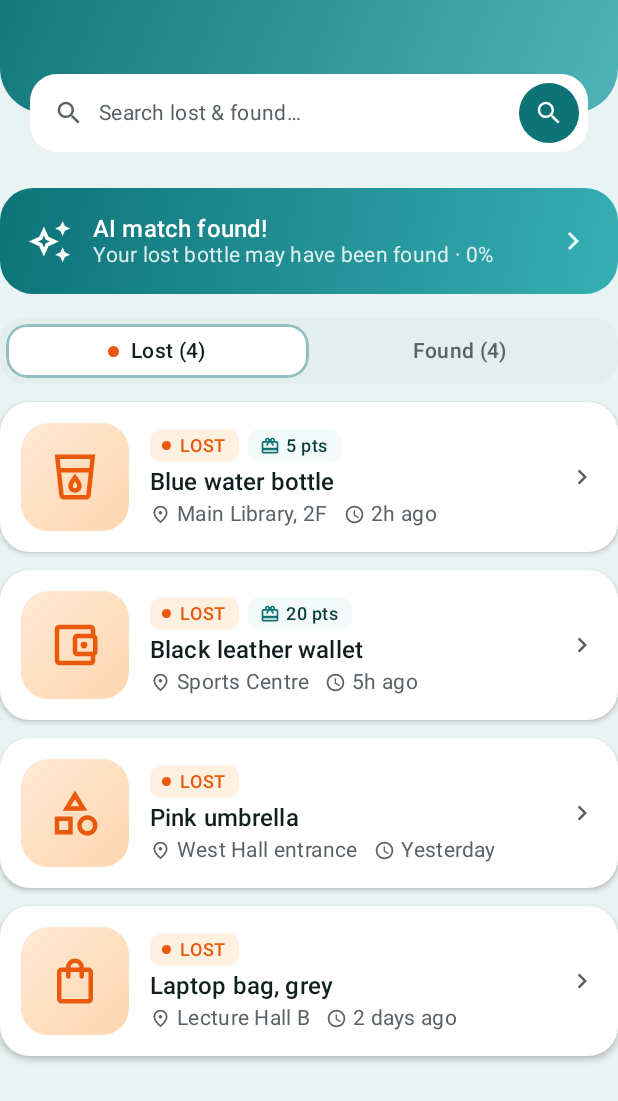
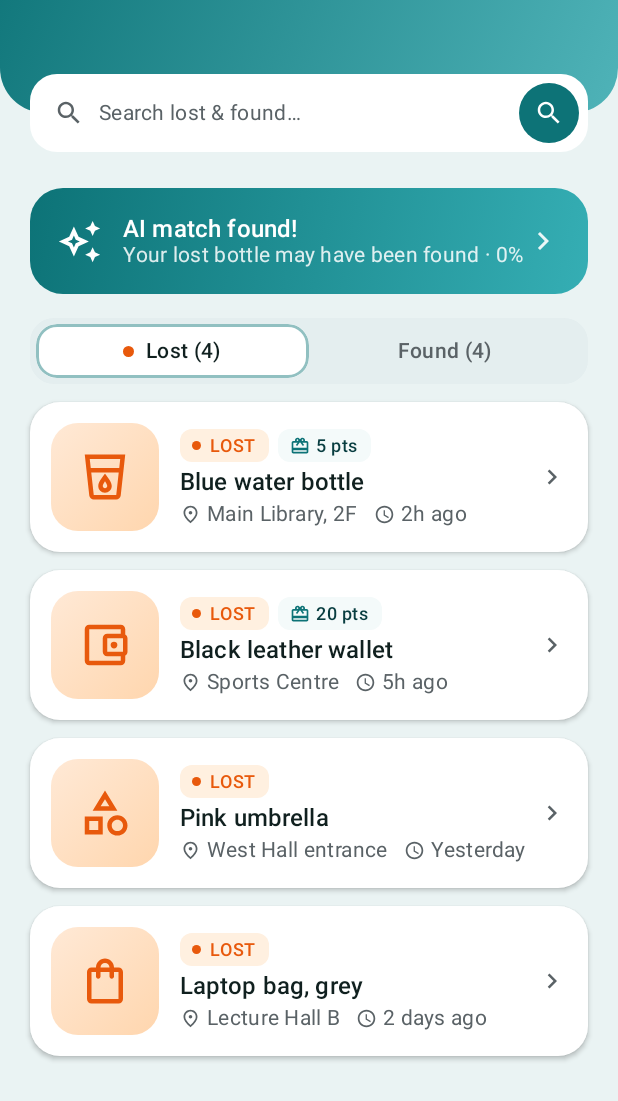
Before and after one commit to android-app-development-course/2026-Autumn-Aberdeen-1-ReFind, an Android app built with Jetpack Compose: the composable FeedScreen called with sample values from the repository, scrolled down 96 dp, on a phone screen of 412 x 824 dp. Shown: the top 1101 px of the screen. Run offline under Robolectric (Android 15) with nearby library versions, the phone set to English and light mode, and no system bars.

Commit message:
fix(feed): restore horizontal margins for non-hero scroll items
The scroll refactor dropped the contentPadding insets, so the banner,
tabs and cards ran edge to edge. Each content item now carries the 20dp
horizontal gutter while the hero band stays full-bleed.

```diff
--- a/app/src/main/java/com/refind/app/ui/screens/FeedScreen.kt
+++ b/app/src/main/java/com/refind/app/ui/screens/FeedScreen.kt
@@ -93,7 +93,9 @@ fun FeedScreen(
             MatchBanner(
                 confidencePercent = matchConfidencePercent,
                 onClick = onMatchClick,
-                modifier = Modifier.staggerIn(0),
+                modifier = Modifier
+                    .padding(horizontal = 20.dp)
+                    .staggerIn(0),
             )
         }
         item(key = "tabs") {
@@ -103,13 +105,16 @@ fun FeedScreen(
                 lostCount = lostItems.size,
                 foundCount = foundItems.size,
                 onSelect = { selectedTab = it },
-                modifier = Modifier.staggerIn(1),
+                modifier = Modifier
+                    .padding(horizontal = 20.dp)
+                    .staggerIn(1),
             )
         }
         itemsIndexed(items, key = { _, item -> "item-${item.id}" }) { index, item ->
             ItemCard(
                 item = item,
                 onClick = { onItemClick(item) },
+                modifier = Modifier.padding(horizontal = 20.dp),
                 index = index + 2,
                 isMine = item.reporter == userName,
             )
```
